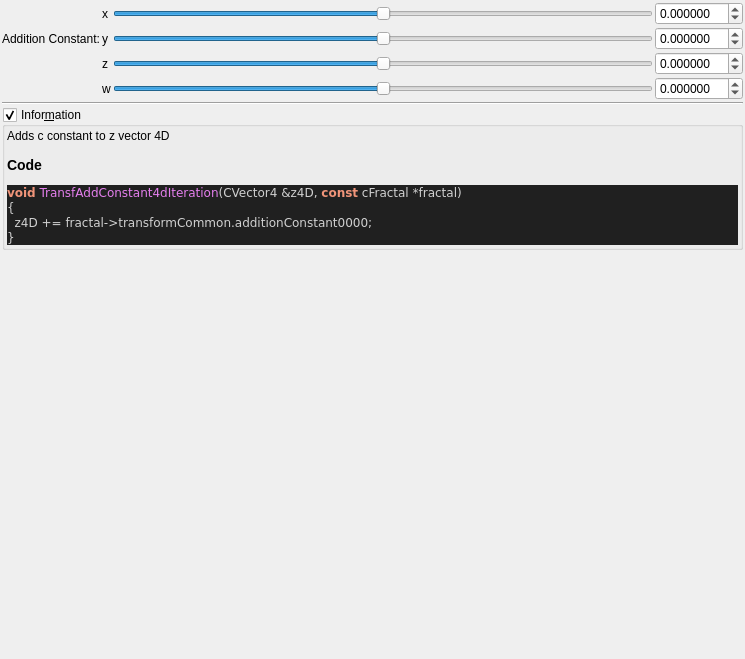
Old version of the form mandelbulber2/qt_data/fractal_transf_add_constant4d.ui in the repository buddhi1980/mandelbulber2.
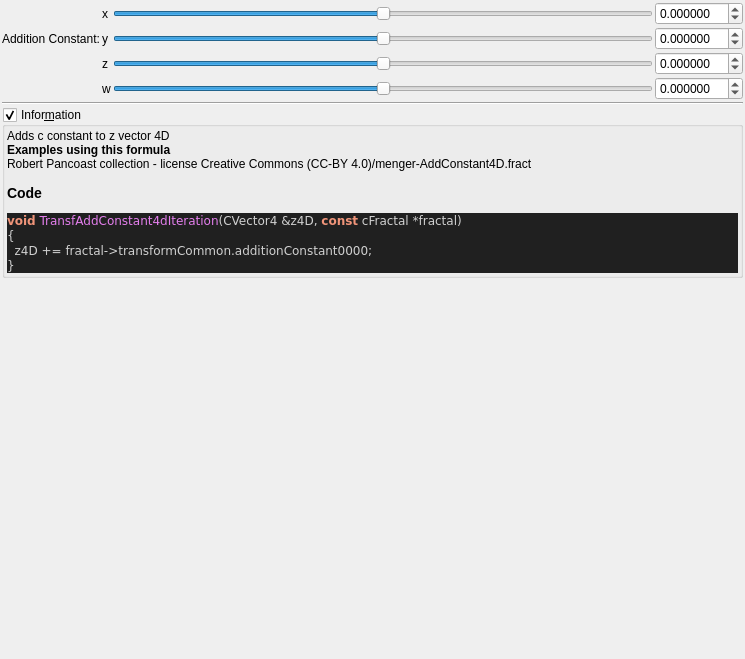
New version of the form. Custom widgets are drawn as their Qt base class.

Commit message: populateUiInformation - mostly example usage to ui files

What changed in the file:
```diff
--- a/mandelbulber2/qt_data/fractal_transf_add_constant4d.ui
+++ b/mandelbulber2/qt_data/fractal_transf_add_constant4d.ui
@@ -310,7 +310,7 @@
         <property name="text">
          <string notr="true">&lt;p&gt;Adds c constant to z vector 4D&lt;/p&gt;&lt;table&gt;
 &lt;/table&gt;
-&lt;h3&gt;Code&lt;/h3&gt;
+&lt;br&gt;&lt;b&gt;Examples using this formula&lt;/b&gt;&lt;br&gt;Robert Pancoast collection - license Creative Commons (CC-BY 4.0)/menger-AddConstant4D.fract&lt;h3&gt;Code&lt;/h3&gt;
 &lt;body style=&quot;background-color:#202020&quot;&gt;
 &lt;pre style=&quot;color:#d0d0d0; background-color:#202020;  font-family:'Courier New',monospace;&quot;&gt;&lt;span style=&quot;color:#f09479; font-weight:bold&quot;&gt;void&lt;/span&gt; &lt;span style=&quot;color:#e47eed&quot;&gt;TransfAddConstant4dIteration&lt;/span&gt;&lt;span style=&quot;color:#d0d0d0&quot;&gt;(&lt;/span&gt;CVector4 &lt;span style=&quot;color:#d0d0d0&quot;&gt;&amp;amp;&lt;/span&gt;z4D&lt;span style=&quot;color:#d0d0d0&quot;&gt;,&lt;/span&gt; &lt;span style=&quot;color:#f09479; font-weight:bold&quot;&gt;const&lt;/span&gt; cFractal &lt;span style=&quot;color:#d0d0d0&quot;&gt;*&lt;/span&gt;fractal&lt;span style=&quot;color:#d0d0d0&quot;&gt;)&lt;/span&gt;
 &lt;span style=&quot;color:#d0d0d0&quot;&gt;{&lt;/span&gt;
```
The commit also changes 57 other files.
